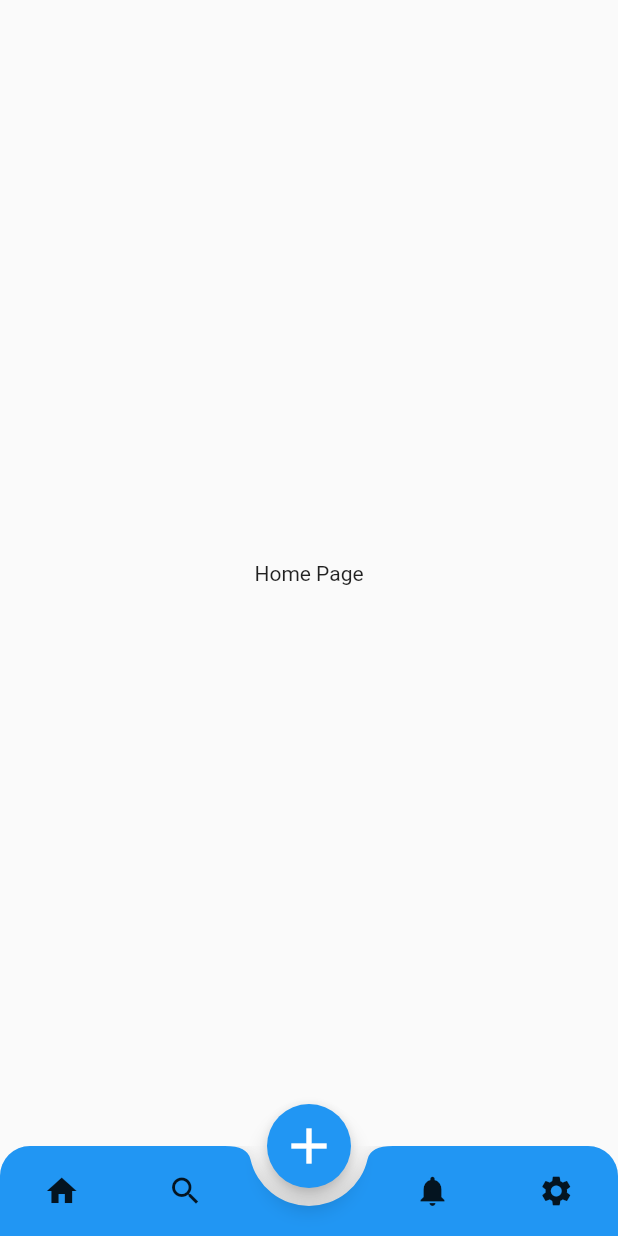
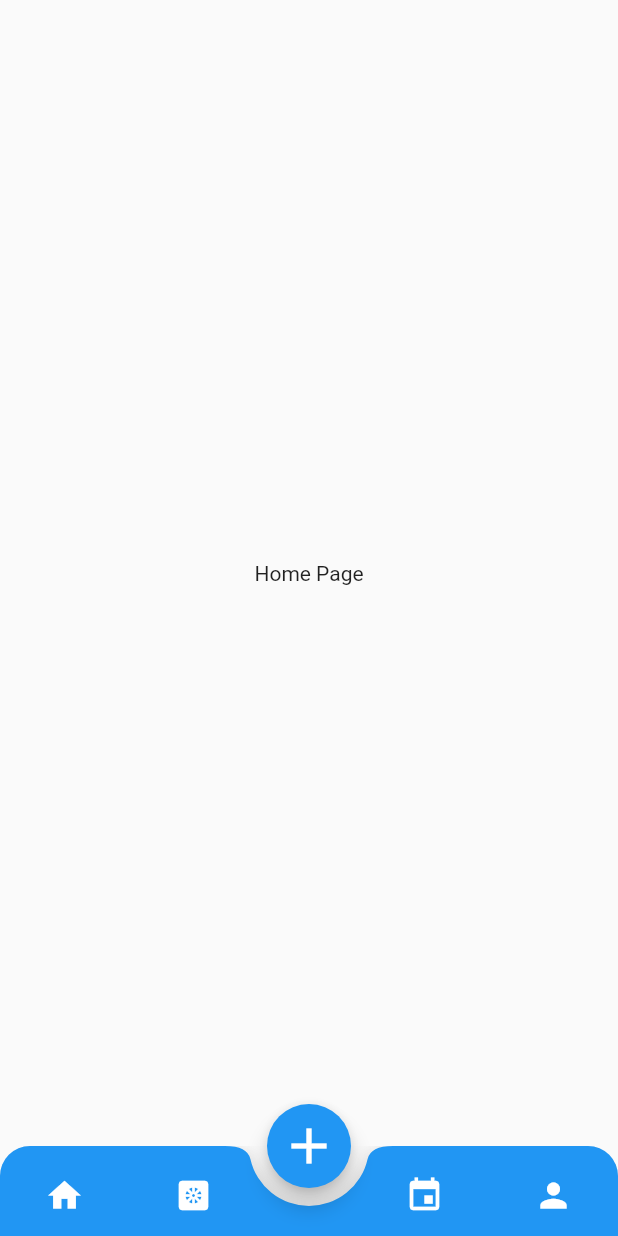
Before and after one commit to JayeshPatil18/GHR-Incog, a Flutter app: the screen it shows after launch, on a phone screen of 412 x 824 dp. Run offline on Flutter 3.47's test engine with Material 2 defaults, Android fonts, the phone set to English and light mode, and no system bars; our stand-ins replace flutter_bloc.

Commit message:
day 1 mid commit

```diff
--- a/lib/features/reviews/presentation/pages/landing.dart
+++ b/lib/features/reviews/presentation/pages/landing.dart
@@ -1,5 +1,6 @@
 import 'package:flutter/material.dart';
 import 'package:provider/provider.dart';
+import 'package:review_app/utils/bottom_nav_icons.dart';
 import '../provider/bottom_nav_bar.dart';
 import 'home.dart';
 import 'liked.dart';
@@ -50,28 +51,28 @@ class _LandingPageState extends State<LandingPage> {
                 child: Row(
                   mainAxisAlignment: MainAxisAlignment.spaceAround,
                   children: [
-                    IconButton(
-                      icon: Icon(Icons.home),
-                      onPressed: () {
+                    GestureDetector(
+                      child: bottomNavIcons[0],
+                      onTap: () {
                         value.updateIndex(0);
                       },
                     ),
-                    IconButton(
-                      icon: Icon(Icons.search),
-                      onPressed: () {
+                    GestureDetector(
+                      child: bottomNavIcons[1],
+                      onTap: () {
                         value.updateIndex(1);
                       },
                     ),
                     SizedBox(width: 48.0), // Empty space for center notch
-                    IconButton(
-                      icon: Icon(Icons.notifications),
-                      onPressed: () {
+                    GestureDetector(
+                      child: bottomNavIcons[2],
+                      onTap: () {
                         value.updateIndex(2);
                       },
                     ),
-                    IconButton(
-                      icon: Icon(Icons.settings),
-                      onPressed: () {
+                    GestureDetector(
+                      child: bottomNavIcons[3],
+                      onTap: () {
                         value.updateIndex(3);
                       },
                     ),
--- /dev/null
+++ b/lib/utils/bottom_nav_icons.dart
@@ -0,0 +1,20 @@
+import 'package:flutter/material.dart';
+
+List<Widget> bottomNavIcons = [
+  Container(
+    padding: EdgeInsets.all(20),
+    alignment: Alignment.center,
+    child: Icon(Icons.home, color: Colors.white, size: 26)),
+  Container(
+    padding: EdgeInsets.all(20),
+    alignment: Alignment.center,
+    child: Icon(Icons.heat_pump_rounded, color: Colors.white, size: 26)),
+  Container(
+    padding: EdgeInsets.all(20),
+    alignment: Alignment.center,
+    child: Icon(Icons.event, color: Colors.white, size: 26)),
+  Container(
+    padding: EdgeInsets.all(20),
+    alignment: Alignment.center,
+    child: Icon(Icons.person, color: Colors.white, size: 26)),
+];
--- a/pubspec.yaml
+++ b/pubspec.yaml
@@ -63,9 +63,8 @@ flutter:
   uses-material-design: true
 
   # To add assets to your application, add an assets section, like this:
-  # assets:
-  #   - images/a_dot_burr.jpeg
-  #   - images/a_dot_ham.jpeg
+  assets:
+    - assets/icons/
 
   # An image asset can refer to one or more resolution-specific "variants", see
   # https://flutter.dev/assets-and-images/#resolution-aware
```
Also changed, not shown: lib/utils/bottom_nav_items.dart (deleted, +0 -20 lines), assets/icons/home.png (added).
